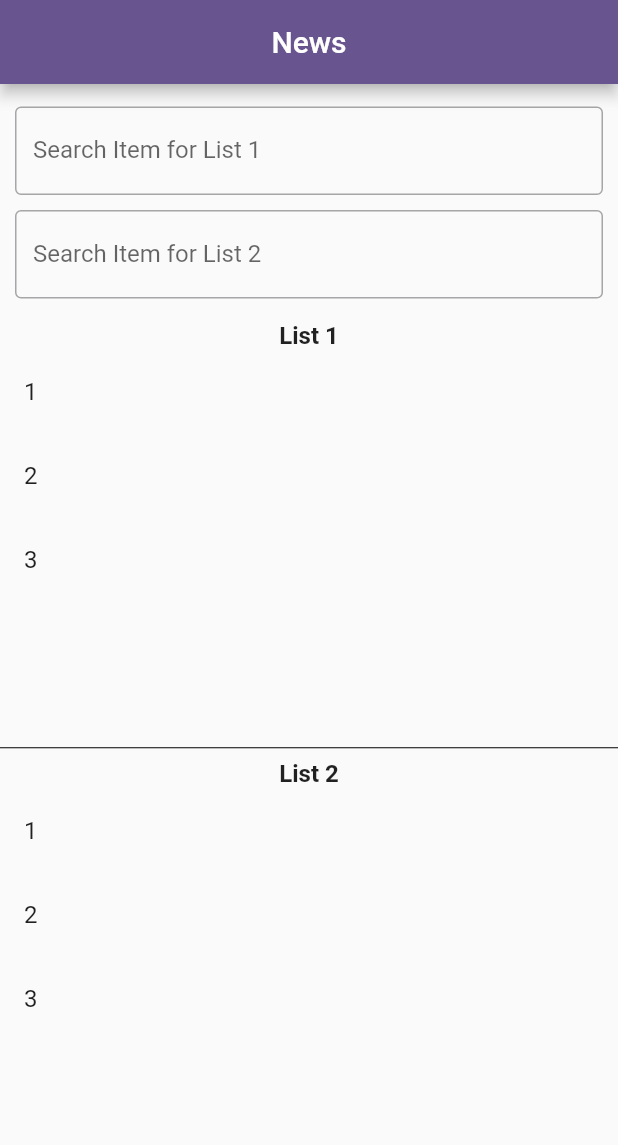
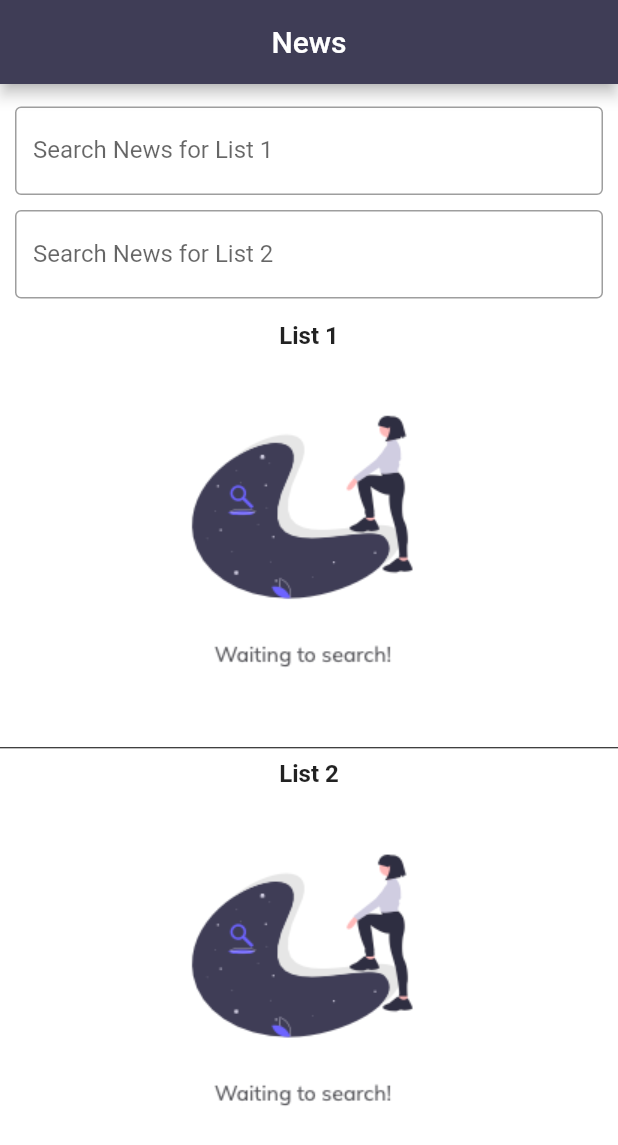
Before and after one commit to Amjed201/Interview, a Flutter app: the screen it shows after launch, on a phone screen of 412 x 824 dp. Shown: the top 1145 px of the screen. Run offline on Flutter 3.47's test engine with Material 3 defaults, Android fonts, the phone set to English and light mode, and no system bars; our stand-ins replace cached_network_image, get.

Commit message:
Task done

```diff
--- /dev/null
+++ b/lib/controllers/news_controller.dart
@@ -0,0 +1,57 @@
+import 'dart:convert';
+
+import 'package:flutter/material.dart';
+import 'package:http/http.dart' as http;
+import 'package:get/get.dart';
+import 'package:interview_test/data/models/Article.dart';
+import 'package:interview_test/data/models/Article.dart';
+import 'package:interview_test/data/repositories/news_repo.dart';
+
+class NewsController extends GetxController {
+  final newsRepo = Get.find<NewsRepo>();
+
+  bool _loading1 = false;
+
+  bool get loading1 => _loading1;
+
+  List<Article> _articlesList1 = [];
+
+  List<Article> get articlesList1 => _articlesList1;
+
+  bool _loading2 = false;
+
+  bool get loading2 => _loading2;
+
+  List<Article> _articlesList2 = [];
+
+  List<Article> get articlesList2 => _articlesList2;
+
+  Future<void> fetchNewsBySearch(
+      {required bool isFirstList, required String query}) async {
+    isFirstList ? _loading1 = true : _loading2 = true;
+    update();
+    http.Response response =
+        await newsRepo.fetchNews(query);
+    try {
+      Map responseMap = json.decode(response.body);
+      String status = responseMap['status'];
+      if (response.statusCode == 200 && status == 'ok') {
+        isFirstList ? _articlesList1 = [] : _articlesList2 = [];
+        responseMap['articles'].forEach((v) {
+          Article article = Article.fromJson(v);
+          isFirstList
+              ? _articlesList1.add(article)
+              : _articlesList2.add(article);
+        });
+        Get.showSnackbar(
+            const GetSnackBar(message: 'Articles Fetched successfully',duration: Duration(seconds: 2),));
+      }
+    } catch (e) {
+      Get.showSnackbar(
+          GetSnackBar(backgroundColor: Colors.red, message: e.toString()));
+    } finally {
+      isFirstList ? _loading1 = false : _loading2 = false;
+      update();
+    }
+  }
+}
--- /dev/null
+++ b/lib/data/models/Article.dart
@@ -0,0 +1,77 @@
+class Article {
+  Article({
+    this.source,
+    this.author,
+    this.title,
+    this.description,
+    this.url,
+    this.urlToImage,
+    this.publishedAt,
+    this.content,
+  });
+
+  Article.fromJson(dynamic json) {
+    source = json['source'] != null ? Source.fromJson(json['source']) : null;
+    author = json['author'];
+    title = json['title'];
+    description = json['description'];
+    url = json['url'];
+    urlToImage = json['urlToImage'];
+    publishedAt = json['publishedAt'];
+    content = json['content'];
+  }
+
+  Source? source;
+  String? author;
+  String? title;
+  String? description;
+  String? url;
+  String? urlToImage;
+  String? publishedAt;
+  String? content;
+
+  Article copyWith({
+    Source? source,
+    String? author,
+    String? title,
+    String? description,
+    String? url,
+    String? urlToImage,
+    String? publishedAt,
+    String? content,
+  }) =>
+      Article(
+        source: source ?? this.source,
+        author: author ?? this.author,
+        title: title ?? this.title,
+        description: description ?? this.description,
+        url: url ?? this.url,
+        urlToImage: urlToImage ?? this.urlToImage,
+        publishedAt: publishedAt ?? this.publishedAt,
+        content: content ?? this.content,
+      );
+}
+
+class Source {
+  Source({
+    this.id,
+    this.name,
+  });
+
+  Source.fromJson(dynamic json) {
+    id = json['id'];
+    name = json['name'];
+  }
+
+  String? id;
+  String? name;
+
+  Source copyWith({
+    String? id,
+    String? name,
+  }) =>
+      Source(
+        id: id ?? this.id,
+        name: name ?? this.name,
+      );
+}
--- /dev/null
+++ b/lib/data/repositories/news_repo.dart
@@ -0,0 +1,12 @@
+import 'package:get/get.dart';
+import 'package:interview_test/data/api/api_client.dart';
+import 'package:http/http.dart' as http;
+
+class NewsRepo {
+  final apiClient = Get.find<ApiClient>();
+
+  Future<http.Response> fetchNews(String query) async {
+    return await apiClient
+        .get('/everything?q=$query&apiKey=${ApiClient.API_KEY}');
+  }
+}
--- a/lib/main.dart
+++ b/lib/main.dart
@@ -1,9 +1,15 @@
 import 'package:flutter/material.dart';
 import 'package:get/get.dart';
+import 'package:interview_test/controllers/news_controller.dart';
+import 'package:interview_test/data/api/api_client.dart';
+import 'package:interview_test/data/repositories/news_repo.dart';
 
 import 'ui/screens/home_view.dart';
 
 void main() {
+  Get.put(ApiClient());
+  Get.put(NewsRepo());
+  Get.put(NewsController());
   runApp(const MyApp());
 }
 
@@ -16,7 +22,7 @@ class MyApp extends StatelessWidget {
       debugShowCheckedModeBanner: false,
       title: 'News App',
       theme: ThemeData(
-        colorScheme: ColorScheme.fromSeed(seedColor: Colors.deepPurple),
+        primaryColor: const Color(0xff3F3D56),
         useMaterial3: false,
       ),
       home: HomeView(),
--- a/lib/ui/screens/home_view.dart
+++ b/lib/ui/screens/home_view.dart
@@ -1,4 +1,6 @@
 import 'package:flutter/material.dart';
+import 'package:get/get.dart';
+import 'package:interview_test/controllers/news_controller.dart';
 import 'package:interview_test/ui/widgets/news_list_widget.dart';
 import 'package:interview_test/ui/widgets/search_field_widget.dart';
 
@@ -11,8 +13,10 @@ class HomeView extends StatelessWidget {
   @override
   Widget build(BuildContext context) {
     return Scaffold(
+      backgroundColor: Colors.white,
       resizeToAvoidBottomInset: false,
       appBar: AppBar(
+        backgroundColor: Theme.of(context).primaryColor,
         title: const Text('News'),
         centerTitle: true,
       ),
@@ -27,23 +31,51 @@ class HomeView extends StatelessWidget {
                 children: [
                   SearchField(
                     textController: searchTextController1,
-                      labelText: 'Search Item for List 1'),
+                    labelText: 'Search News for List 1',
+                    onChanged: (String value) {
+                      if (value.length > 2) {
+                        Get.find<NewsController>()
+                            .fetchNewsBySearch(isFirstList: true, query: value);
+                      }
+                    },
+                  ),
                   const SizedBox(height: 10),
                   SearchField(
                     textController: searchTextController2,
-                      labelText: 'Search Item for List 2'),
+                    labelText: 'Search News for List 2',
+                    onChanged: (String value) {
+                      if (value.length > 2) {
+                        Get.find<NewsController>().fetchNewsBySearch(
+                            isFirstList: false, query: value);
+                      }
+                    },
+                  ),
                 ],
               ),
             ),
-            Column(
+            GetBuilder<NewsController>(builder: (controller) {
+              return Column(
                 children: [
-                NewsList(listName: 'List 1', items: ['1', '2', '3']),
+                  controller.loading1
+                      ? const SizedBox(
+                          height: 200,
+                          child: Center(child: CircularProgressIndicator()))
+                      : NewsList(
+                          listName: 'List 1',
+                          articles: controller.articlesList1),
                   const Divider(
                     color: Colors.black,
                   ),
-                NewsList(listName: 'List 2', items: ['1', '2', '3'])
+                  controller.loading2
+                      ? const SizedBox(
+                          height: 200,
+                          child: Center(child: CircularProgressIndicator()))
+                      : NewsList(
+                          listName: 'List 2',
+                          articles: controller.articlesList2)
                 ],
-            ),
+              );
+            }),
           ],
         ),
       ),
--- a/lib/ui/widgets/news_list_widget.dart
+++ b/lib/ui/widgets/news_list_widget.dart
@@ -1,10 +1,12 @@
+import 'package:cached_network_image/cached_network_image.dart';
 import 'package:flutter/material.dart';
+import 'package:interview_test/data/models/Article.dart';
 
 class NewsList extends StatelessWidget {
-  NewsList({required this.listName, required this.items});
+  NewsList({required this.listName, required this.articles});
 
   String listName;
-  List items;
+  List<Article> articles;
 
   @override
   Widget build(BuildContext context) {
@@ -12,18 +14,41 @@ class NewsList extends StatelessWidget {
       children: [
         Text(
           listName,
-          style: TextStyle(fontSize: 16, fontWeight: FontWeight.bold),
+          style: const TextStyle(fontSize: 16, fontWeight: FontWeight.bold),
         ),
-        Container(
+        SizedBox(
           height: MediaQuery.of(context).size.height / 3.2,
-          child: ListView.builder(
-            itemCount: items.length,
-            itemBuilder: (BuildContext context, int index) {
-              return ListTile(
-                title: Text('${items[index]}'),
-              );
-            },
-          ),
+          child: articles.isEmpty
+              ? Image.asset(
+                  'assets/search-placeholder.png',
+                  height: 150,
+                )
+              : ListView.builder(
+                  itemCount: articles.length,
+                  itemBuilder: (BuildContext context, int index) {
+                    return Container(
+                      decoration: BoxDecoration(
+                          borderRadius: BorderRadius.circular(12)),
+                      child: ListTile(
+                        leading: SizedBox(
+                          height: 80,
+                          width: 80,
+                          child: CachedNetworkImage(
+                            fit: BoxFit.cover,
+                            imageUrl: articles[index].urlToImage ?? '',
+                            errorWidget: (context, url, error) =>
+                                const Icon(Icons.error_outline),
+                          ),
+                        ),
+                        title: Text(
+                          '${articles[index].title}',
+                          style:
+                              TextStyle(color: Theme.of(context).primaryColor),
+                        ),
+                      ),
+                    );
+                  },
+                ),
         ),
       ],
     );
--- a/lib/ui/widgets/search_field_widget.dart
+++ b/lib/ui/widgets/search_field_widget.dart
@@ -1,16 +1,21 @@
 import 'package:flutter/material.dart';
 
 class SearchField extends StatelessWidget {
-  SearchField({required this.textController, this.labelText = ''});
+  SearchField({
+    required this.textController,
+    required this.onChanged,
+    this.labelText = '',
+  });
 
   TextEditingController textController;
   String labelText;
+  final ValueChanged<String>? onChanged;
 
   @override
   Widget build(BuildContext context) {
     return TextField(
       controller: textController,
-      onChanged: (value) {},
+      onChanged: onChanged,
       decoration: InputDecoration(
         labelText: labelText,
         border: const OutlineInputBorder(),
```
Also changed, not shown: lib/data/api/api_client.dart (added, +29 -0 lines), pubspec.yaml (+4 -4 lines), assets/search-placeholder.png (added), pubspec.lock, 7 other files. Lines whose indentation alone changed are shown as unchanged.
